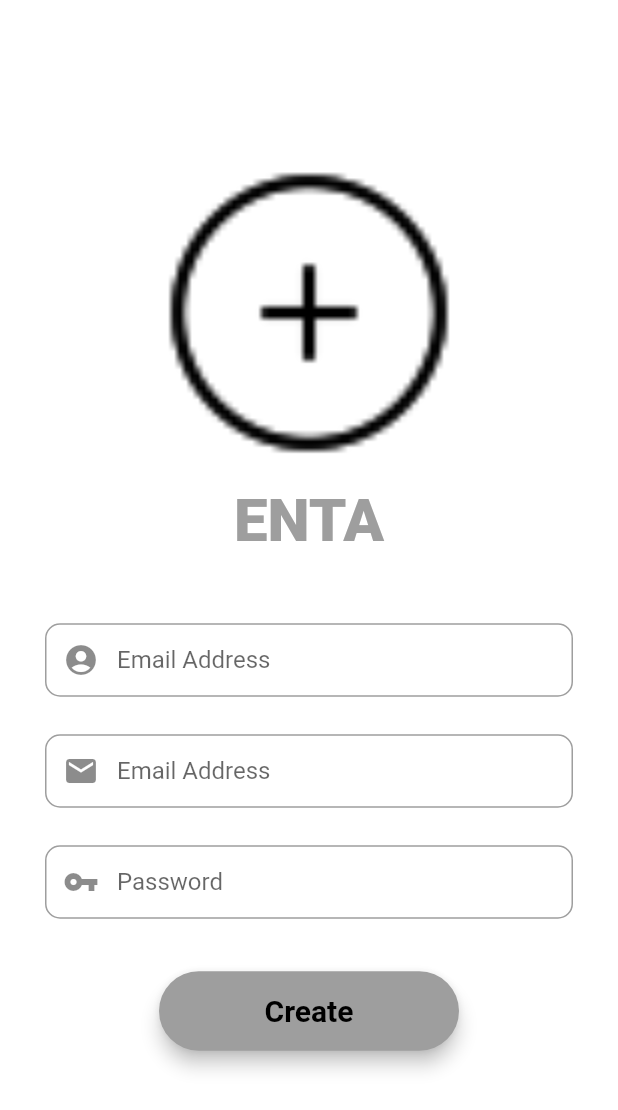
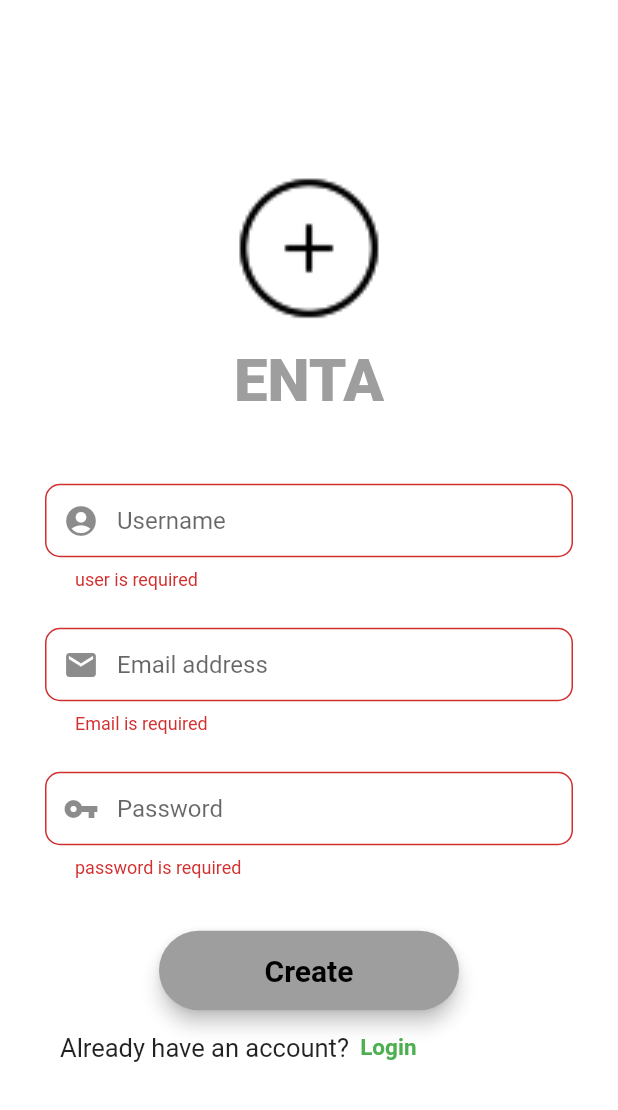
Before and after one commit to Nzovia/enta, a Flutter app: the CreateUser screen opened directly, after a tap on "Create", on a phone screen of 412 x 824 dp. Shown: the top 1110 px of the screen. Run offline on Flutter 3.47's test engine with Material 2 defaults, Android fonts, the phone set to English and light mode, and no system bars; our stand-ins replace cloud_firestore, firebase_auth, firebase_core, fluttertoast; accounts and stored records are empty.

Commit message:
fireStore activities user creation and authentication

```diff
--- /dev/null
+++ b/lib/model/usermodel.dart
@@ -0,0 +1,29 @@
+class UserModel {
+  String? uid;
+  String? username;
+  String? email;
+  // String? password;
+
+  //constructor
+  UserModel({this.uid, this.username, this.email});
+
+//receive data from server
+  factory UserModel.fromMap(map) {
+    return UserModel(
+      uid: map['uid'],
+      username: map['username'],
+      email: map['email'],
+      // password: map['password'],
+    );
+  }
+
+//sending data to the server
+  Map<String, dynamic> toMap() {
+    return {
+      'uid': uid,
+      'username': username,
+      'email': email,
+      // 'password': password,
+    };
+  }
+}
--- a/lib/screens/create_user.dart
+++ b/lib/screens/create_user.dart
@@ -1,4 +1,9 @@
+import 'package:cloud_firestore/cloud_firestore.dart';
+import 'package:enta/model/usermodel.dart';
+import 'package:enta/screens/user_login.dart';
+import 'package:firebase_auth/firebase_auth.dart';
 import 'package:flutter/material.dart';
+import 'package:fluttertoast/fluttertoast.dart';
 
 class CreateUser extends StatefulWidget {
   const CreateUser({Key? key}) : super(key: key);
@@ -9,6 +14,9 @@ class CreateUser extends StatefulWidget {
 
 class _CreateUserState extends State<CreateUser> {
   //parameters of the class
+
+  final _auth = FirebaseAuth.instance;
+
   //form key
   final _formKey = GlobalKey<FormState>();
 
@@ -19,13 +27,24 @@ class _CreateUserState extends State<CreateUser> {
 
   @override
   Widget build(BuildContext context) {
-
     //usernameField
     final userNameField = TextFormField(
       autofocus: false,
       controller: userNameController,
       keyboardType: TextInputType.name,
-      //validator: ,
+
+      //validator (usernameField validation)
+      validator: (value) {
+        RegExp regExp = RegExp(r'^.{3,}$');
+        if (value!.isEmpty) {
+          return ("user is required");
+        }
+        if (!regExp.hasMatch(value)) {
+          return ("enter username minimum of 3 characters");
+        }
+        return null;
+      },
+
       onSaved: (value) {
         emailAddressController.text = value!;
       },
@@ -35,7 +54,7 @@ class _CreateUserState extends State<CreateUser> {
       decoration: InputDecoration(
           prefixIcon: const Icon(Icons.account_circle),
           contentPadding: const EdgeInsets.fromLTRB(20, 15, 20, 15),
-          hintText: "Email Address",
+          hintText: "Username",
           border: OutlineInputBorder(
             borderRadius: BorderRadius.circular(10),
           )),
@@ -46,7 +65,22 @@ class _CreateUserState extends State<CreateUser> {
       autofocus: false,
       controller: emailAddressController,
       keyboardType: TextInputType.emailAddress,
-      //validator: ,
+
+      //validator (validate emailField)
+      validator: (value) {
+        if (value!.isEmpty) {
+          return ("Email is required");
+        }
+
+        //reg expression for email validation
+        if (!RegExp(r"^[a-zA-Z0-9.a-zA-Z0-9.!#$%&'*+-/=?^_`"
+                r"{|}~]+@[a-zA-Z0-9]+\.[a-zA-Z]+")
+            .hasMatch(value)) {
+          return ("Kindly enter a valid email!!");
+        }
+        //if the field has nothing
+        return null;
+      },
       onSaved: (value) {
         emailAddressController.text = value!;
       },
@@ -56,7 +90,7 @@ class _CreateUserState extends State<CreateUser> {
       decoration: InputDecoration(
           prefixIcon: const Icon(Icons.mail),
           contentPadding: const EdgeInsets.fromLTRB(20, 15, 20, 15),
-          hintText: "Email Address",
+          hintText: "Email address",
           border: OutlineInputBorder(
             borderRadius: BorderRadius.circular(10),
           )),
@@ -67,7 +101,19 @@ class _CreateUserState extends State<CreateUser> {
       autofocus: false,
       controller: userPasswordController,
       obscureText: true,
-      //validator: ,
+
+      //password validator, telling the user to enter minimum of six characters
+      validator: (value) {
+        RegExp regExp = RegExp(r'^>{6},$');
+        if (value!.isEmpty) {
+          return ("password is required");
+        }
+        if (regExp.hasMatch(value)) {
+          return ("enter password, minimum of 6 characters");
+        }
+        //if the field has nothing
+        return null;
+      },
       onSaved: (value) {
         userPasswordController.text = value!;
       },
@@ -91,11 +137,15 @@ class _CreateUserState extends State<CreateUser> {
       child: MaterialButton(
         padding: const EdgeInsets.fromLTRB(20, 15, 20, 15),
         minWidth: 200.0,
-        onPressed: () {}, //anonymous function
+
+        //assigning createUser function to the registerButton
+        onPressed: () {
+          createUser(emailAddressController.text, userPasswordController.text);
+        }, //anonymous function
         child: const Text(
           "Create",
           textAlign: TextAlign.center,
-          style: const TextStyle(
+          style: TextStyle(
               fontSize: 20, color: Colors.black, fontWeight: FontWeight.w700),
         ),
       ),
@@ -117,7 +167,7 @@ class _CreateUserState extends State<CreateUser> {
                     crossAxisAlignment: CrossAxisAlignment.center,
                     children: <Widget>[
                       SizedBox(
-                        height: 200,
+                        height: 100,
                         child: Image.asset(
                           "assets/add_user.png",
                           fit: BoxFit.contain,
@@ -153,6 +203,33 @@ class _CreateUserState extends State<CreateUser> {
                       const SizedBox(
                         height: 15,
                       ),
+                      Row(children: <Widget>[
+                        SizedBox(
+                          width: 10.0,
+                        ),
+                        const Text(
+                          'Already have an account?',
+                          style: TextStyle(
+                            fontSize: 17,
+                          ),
+                        ),
+                        GestureDetector(
+                          onTap: () {
+                            Navigator.push(
+                                context,
+                                MaterialPageRoute(
+                                    builder: (context) => UserLogin()));
+                          },
+                          child: const Text(
+                            "  Login",
+                            style: TextStyle(
+                              color: Colors.green,
+                              fontWeight: FontWeight.bold,
+                              fontSize: 15,
+                            ),
+                          ),
+                        )
+                      ]),
                     ]),
               ),
             ),
@@ -161,4 +238,43 @@ class _CreateUserState extends State<CreateUser> {
       ),
     );
   }
+
+  //user creation function
+  void createUser(String email, String password) async {
+    //meaning -> if _formKey validation is successful, we wait for authentication
+    if (_formKey.currentState!.validate()) {
+      await _auth
+          .createUserWithEmailAndPassword(email: email, password: password)
+          .then((value) => {postDetailsToFirestore()})
+          .catchError((exception) {
+        Fluttertoast.showToast(msg: "e!.message");
+      });
+    }
+  }
+
+  //posting details function
+  postDetailsToFirestore() async {
+    //calling  fireStore
+    FirebaseFirestore firebaseFirestore = FirebaseFirestore.instance;
+    User? user = _auth.currentUser;
+
+    //calling UserModel
+    UserModel userModel = UserModel();
+
+    //sending these values
+    userModel.email = user!.email;
+    userModel.uid = user.uid;
+    userModel.username = userNameController.text;
+
+    //add firebaseFirestore
+    await firebaseFirestore
+        .collection("users")
+        .doc(user.uid)
+        .set(userModel.toMap());
+    Fluttertoast.showToast(msg: "user created successfully");
+
+    //navigating to logicScreen
+    Navigator.pushAndRemoveUntil(context, MaterialPageRoute(builder:
+        (context) => UserLogin()), (route) => false);
+  }
 }
--- a/lib/screens/novels_and_mangas.dart
+++ b/lib/screens/novels_and_mangas.dart
@@ -1,3 +1,4 @@
+import 'package:enta/screens/create_user.dart';
 import 'package:flutter/material.dart';
 
 class NovelsAndMangas extends StatelessWidget {
@@ -13,7 +14,10 @@ class NovelsAndMangas extends StatelessWidget {
       child: MaterialButton(
         padding: const EdgeInsets.fromLTRB(20, 15, 20, 15),
         minWidth: 200.0,
-        onPressed: () {}, //anonymous function
+        onPressed: () {
+          Navigator.push(context, MaterialPageRoute(builder: (context) => const CreateUser()),
+          );
+        }, //anonymous function
         child: const Text(
           "Next",
           textAlign: TextAlign.center,
--- a/lib/screens/welcome_screen.dart
+++ b/lib/screens/welcome_screen.dart
@@ -88,7 +88,7 @@ class _WelcomeState extends State<Welcome> {
                       ),
                       Row(children: <Widget>[
                         const SizedBox(
-                          width: 10,
+                          width: 10.0,
                         ),
                         Checkbox(
                             value: valueChecked,
@@ -102,7 +102,8 @@ class _WelcomeState extends State<Welcome> {
                         const Text(
                           'Accept the Terms and Conditions',
                           style: TextStyle(
-                            fontSize: 17,
+                            fontWeight: FontWeight.normal,
+                            fontSize: 15,
                           ),
                         ),
                       ]),
```
Also changed, not shown: lib/main.dart (+8 -2 lines), lib/screens/user_login.dart (+56 -19 lines), 1 other file.
